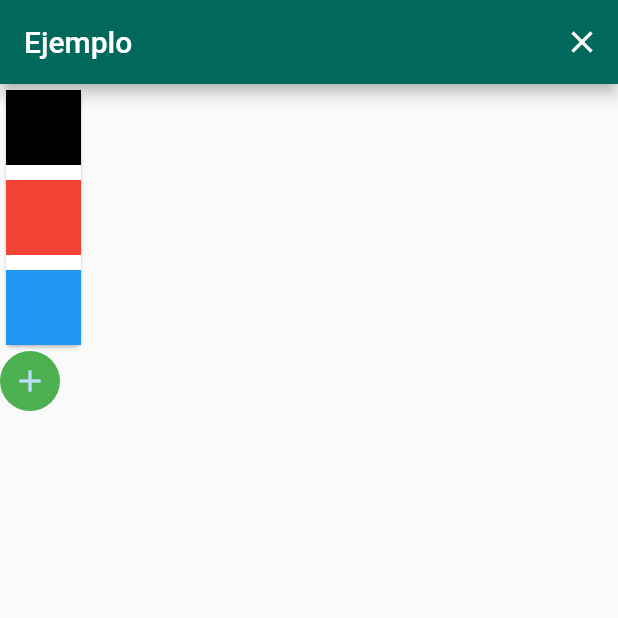
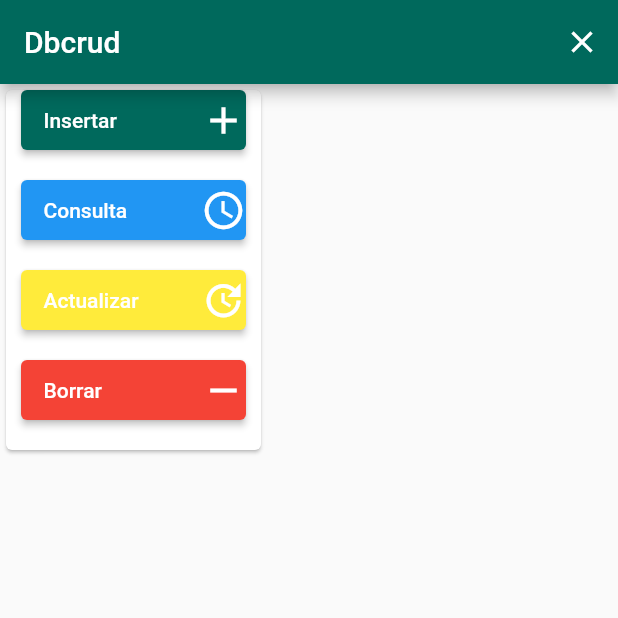
Before and after one commit to babakua/flutter-bandnames-socket, a Flutter app: the screen it shows after launch, on a phone screen of 412 x 824 dp, the top half of it. Run offline on Flutter 3.47's test engine with Material 2 defaults, Android fonts, the phone set to English and light mode, and no system bars; our stand-ins replace carousel_slider, pie_chart, socket_io_client.

Commit message:
--- Auto-Git Commit ---

```diff
--- a/lib/main.dart
+++ b/lib/main.dart
@@ -1,5 +1,6 @@
 import 'package:flutter/material.dart';
 import 'package:provider/provider.dart'; //Para manejar el estado
+import 'package:votacion/pages/dbcrud.dart';
 import 'package:votacion/pages/ejemplo.dart';
 import 'package:votacion/pages/home.dart';
 import 'package:votacion/pages/inicio.dart';
@@ -19,14 +20,15 @@ class MyApp extends StatelessWidget {
       child: MaterialApp(
         debugShowCheckedModeBanner: false,
         title: 'Material App',
-        initialRoute: 'ejemplo', //Pagina de inicio
+        initialRoute: 'cruddb', //Pagina de inicio
         routes: {
           'inicio': (_) => Inicio(),
           'login': (_) => Login(),
           'home': (_) => HomePage(),
           'status': (_) => StatusPage(),
           'menu': (_) => NavDrawerExample(),
-          'ejemplo': (_) => Ejemplo()
+          'ejemplo': (_) => Ejemplo(),
+          'cruddb': (_) => Dbcrud(),
         },
       ),
     );
--- /dev/null
+++ b/lib/pages/dbcrud.dart
@@ -0,0 +1,227 @@
+import 'dart:async';
+
+import 'package:flutter/material.dart';
+
+import 'pregunta.dart';
+// import 'package:votacion/pages/menu.dart';
+
+final colorDeFondo = const Color.fromARGB(255, 0, 105, 92);
+
+class Dbcrud extends StatefulWidget {
+  @override
+  _DbcrudState createState() => _DbcrudState();
+}
+
+class _DbcrudState extends State<Dbcrud> {
+  @override
+  Widget build(BuildContext context) {
+    return SafeArea(
+      left: true,
+      top: true,
+      right: true,
+      bottom: true,
+      child: Scaffold(
+        resizeToAvoidBottomPadding: false,
+        appBar: AppBar(
+          backgroundColor: colorDeFondo,
+          title: Text('Dbcrud'),
+          actions: <Widget>[
+            Pregunta(),
+          ],
+        ),
+        body: SingleChildScrollView(
+          child: Column(
+            crossAxisAlignment: CrossAxisAlignment.start,
+            children: [
+              Card(
+                child: Column(
+                  // mainAxisSize: MainAxisSize.min,
+                  crossAxisAlignment: CrossAxisAlignment.start,
+                  children: <Widget>[
+                    btnInsertar(),
+                    SizedBox(height: 20),
+                    btnConsulta(),
+                    SizedBox(height: 20),
+                    btnActualizar(),
+                    SizedBox(height: 20),
+                    btnBorrar(),
+                    SizedBox(height: 20),
+                  ],
+                ),
+              ),
+
+              // ),
+            ],
+          ),
+        ),
+      ),
+    );
+  }
+
+  Future<Object> buildPushReplacementNamed(BuildContext context) =>
+      Navigator.pushReplacementNamed(context, 'NavDrawerExample');
+}
+
+Widget btnInsertar() {
+  return Container(
+      padding: EdgeInsets.fromLTRB(10, 0, 10, 0),
+      // width: double.infinity,
+      height: 40,
+      width: 170,
+      child: RaisedButton(
+          shape: RoundedRectangleBorder(
+              borderRadius: BorderRadius.all(Radius.circular(4.0))),
+          onPressed: () {
+            print('Insertando.');
+          },
+          textColor: Colors.white,
+          color: colorDeFondo,
+          padding: EdgeInsets.fromLTRB(5, 0, 0, 0),
+          child: Padding(
+              padding: EdgeInsets.fromLTRB(0, 0, 00, 0),
+              child: Row(
+                crossAxisAlignment: CrossAxisAlignment.center,
+                children: <Widget>[
+                  Container(
+                    color: colorDeFondo,
+                    padding: EdgeInsets.fromLTRB(10, 4, 4, 4),
+                    child: Text(
+                      'Insertar',
+                      style: TextStyle(color: Colors.white),
+                    ),
+                  ),
+                  Spacer(),
+                  Padding(
+                    padding: EdgeInsets.fromLTRB(4, 0, 0, 0),
+                    child: Icon(
+                      Icons.add,
+                      color: Colors.white,
+                      size: 30,
+                    ),
+                  ),
+                ],
+              ))));
+}
+
+Widget btnConsulta() {
+  return Container(
+      padding: EdgeInsets.fromLTRB(10, 0, 10, 0),
+      // width: double.infinity,
+      height: 40,
+      width: 170,
+      child: RaisedButton(
+          shape: RoundedRectangleBorder(
+              borderRadius: BorderRadius.all(Radius.circular(4.0))),
+          onPressed: () {
+            print('Consulta.');
+          },
+          textColor: Colors.white,
+          color: Colors.blue,
+          padding: EdgeInsets.fromLTRB(5, 0, 0, 0),
+          child: Padding(
+              padding: EdgeInsets.fromLTRB(0, 0, 00, 0),
+              child: Row(
+                crossAxisAlignment: CrossAxisAlignment.center,
+                children: <Widget>[
+                  Container(
+                    color: Colors.blue,
+                    padding: EdgeInsets.fromLTRB(10, 4, 4, 4),
+                    child: Text(
+                      'Consulta',
+                      style: TextStyle(color: Colors.white),
+                    ),
+                  ),
+                  Spacer(),
+                  Padding(
+                    padding: EdgeInsets.fromLTRB(4, 0, 0, 0),
+                    child: Icon(
+                      Icons.query_builder,
+                      color: Colors.white,
+                      size: 30,
+                    ),
+                  ),
+                ],
+              ))));
+}
+
+Widget btnActualizar() {
+  return Container(
+      padding: EdgeInsets.fromLTRB(10, 0, 10, 0),
+      // width: double.infinity,
+      height: 40,
+      width: 170,
+      child: RaisedButton(
+          shape: RoundedRectangleBorder(
+              borderRadius: BorderRadius.all(Radius.circular(4.0))),
+          onPressed: () {
+            print('Actualizar.');
+          },
+          textColor: Colors.white,
+          color: Colors.yellow,
+          padding: EdgeInsets.fromLTRB(5, 0, 0, 0),
+          child: Padding(
+              padding: EdgeInsets.fromLTRB(0, 0, 00, 0),
+              child: Row(
+                crossAxisAlignment: CrossAxisAlignment.center,
+                children: <Widget>[
+                  Container(
+                    color: Colors.yellow,
+                    padding: EdgeInsets.fromLTRB(10, 4, 4, 4),
+                    child: Text(
+                      'Actualizar',
+                      style: TextStyle(color: Colors.white),
+                    ),
+                  ),
+                  Spacer(),
+                  Padding(
+                    padding: EdgeInsets.fromLTRB(4, 0, 0, 0),
+                    child: Icon(
+                      Icons.update,
+                      color: Colors.white,
+                      size: 30,
+                    ),
+                  ),
+                ],
+              ))));
+}
+
+Widget btnBorrar() {
+  return Container(
+      padding: EdgeInsets.fromLTRB(10, 0, 10, 0),
+      // width: double.infinity,
+      height: 40,
+      width: 170,
+      child: RaisedButton(
+          shape: RoundedRectangleBorder(
+              borderRadius: BorderRadius.all(Radius.circular(4.0))),
+          onPressed: () {
+            print('Borrar.');
+          },
+          textColor: Colors.white,
+          color: Colors.red,
+          padding: EdgeInsets.fromLTRB(5, 0, 0, 0),
+          child: Padding(
+              padding: EdgeInsets.fromLTRB(0, 0, 00, 0),
+              child: Row(
+                crossAxisAlignment: CrossAxisAlignment.center,
+                children: <Widget>[
+                  Container(
+                    color: Colors.red,
+                    padding: EdgeInsets.fromLTRB(10, 4, 4, 4),
+                    child: Text(
+                      'Borrar',
+                      style: TextStyle(color: Colors.white),
+                    ),
+                  ),
+                  Spacer(),
+                  Padding(
+                    padding: EdgeInsets.fromLTRB(4, 0, 0, 0),
+                    child: Icon(
+                      Icons.remove,
+                      color: Colors.white,
+                      size: 30,
+                    ),
+                  ),
+                ],
+              ))));
+}
```
Also changed, not shown: .autogit/logs/log-21-8-2020-9-46-48.txt (added).
